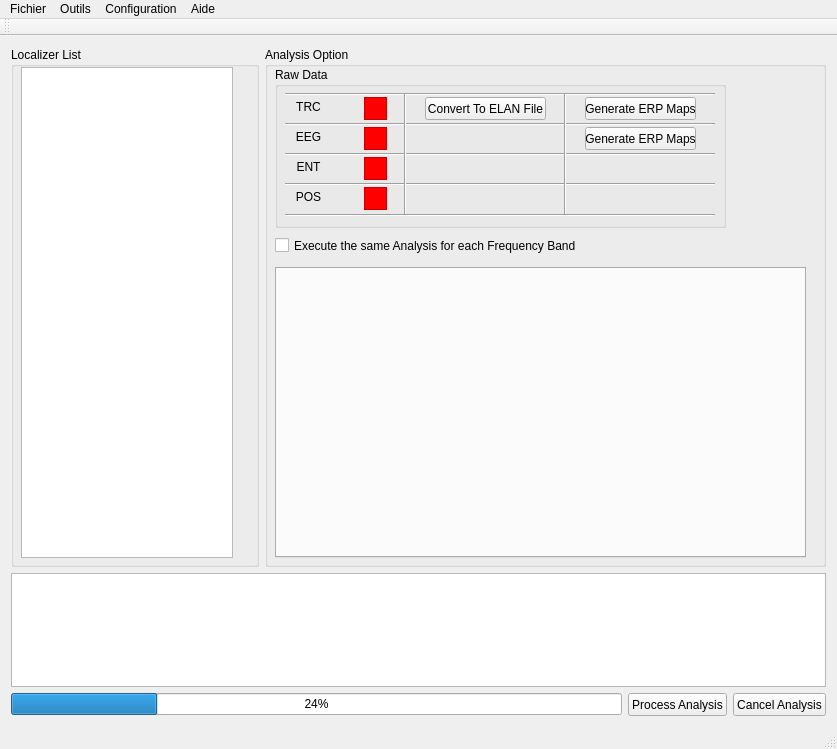
Before: the Qt Designer form Localizer/localizer.ui in CRNL-Eduwell/Localizer, drawn with Qt 5.
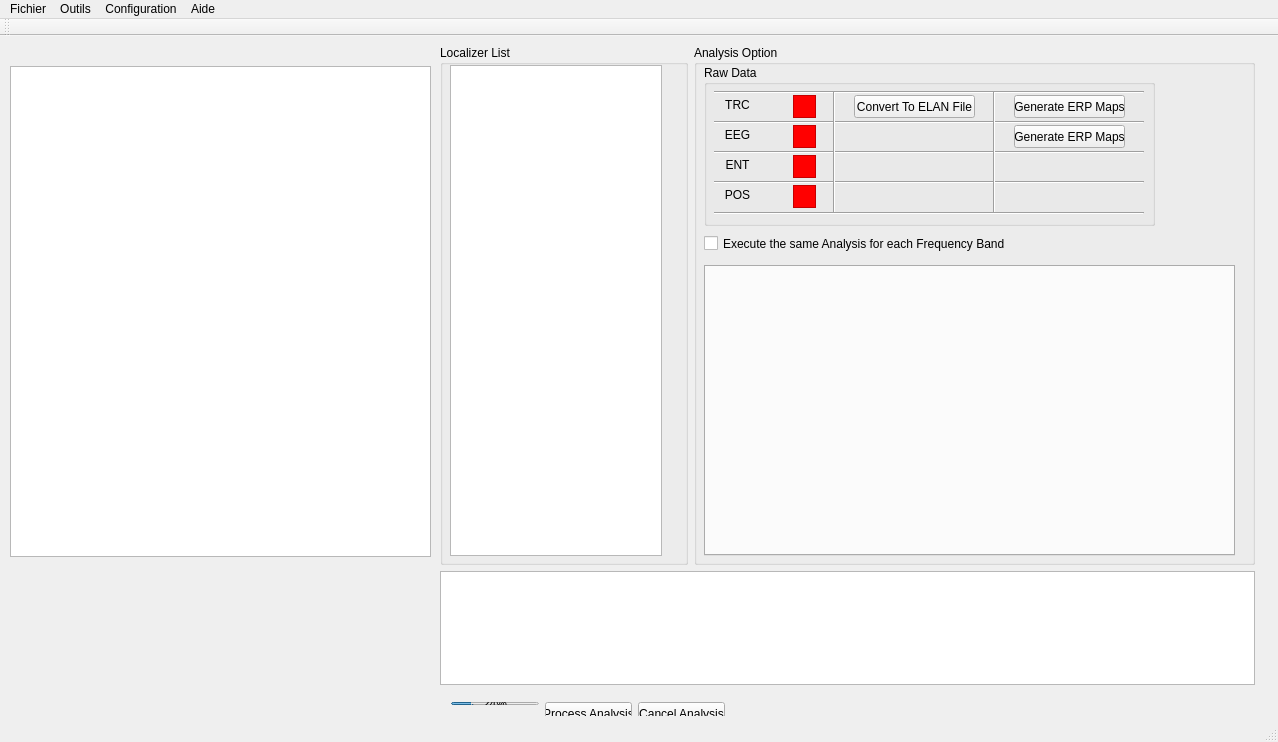
After: the same form once the commit is applied.

Commit message: Début du changement de l'ui pour lancer les analyses

Diff of the .ui file:
```diff
--- a/Localizer/localizer.ui
+++ b/Localizer/localizer.ui
@@ -6,7 +6,7 @@
    <rect>
     <x>0</x>
     <y>0</y>
-    <width>833</width>
+    <width>1278</width>
     <height>742</height>
    </rect>
   </property>
@@ -14,9 +14,15 @@
    <string>Localizer</string>
   </property>
   <widget class="QWidget" name="centralWidget">
-   <layout class="QGridLayout" name="gridLayout">
-    <item row="0" column="0">
      <widget class="QGroupBox" name="trcGroupBox">
+    <property name="geometry">
+     <rect>
+      <x>440</x>
+      <y>9</y>
+      <width>248</width>
+      <height>520</height>
+     </rect>
+    </property>
       <property name="minimumSize">
        <size>
         <width>248</width>
@@ -61,9 +67,15 @@
        </property>
       </widget>
      </widget>
-    </item>
-    <item row="0" column="1">
      <widget class="QGroupBox" name="analysisGroupBox">
+    <property name="geometry">
+     <rect>
+      <x>694</x>
+      <y>9</y>
+      <width>561</width>
+      <height>520</height>
+     </rect>
+    </property>
       <property name="minimumSize">
        <size>
         <width>561</width>
@@ -411,9 +423,15 @@
        </property>
       </widget>
      </widget>
-    </item>
-    <item row="1" column="0" colspan="2">
      <widget class="QTextBrowser" name="messageDisplayer">
+    <property name="geometry">
+     <rect>
+      <x>440</x>
+      <y>535</y>
+      <width>815</width>
+      <height>114</height>
+     </rect>
+    </property>
       <property name="minimumSize">
        <size>
         <width>815</width>
@@ -421,8 +439,28 @@
        </size>
       </property>
      </widget>
-    </item>
-    <item row="2" column="0" colspan="2">
+   <widget class="QTreeView" name="FileTreeView">
+    <property name="geometry">
+     <rect>
+      <x>10</x>
+      <y>30</y>
+      <width>421</width>
+      <height>491</height>
+     </rect>
+    </property>
+    <property name="selectionMode">
+     <enum>QAbstractItemView::ExtendedSelection</enum>
+    </property>
+   </widget>
+   <widget class="QWidget" name="layoutWidget">
+    <property name="geometry">
+     <rect>
+      <x>440</x>
+      <y>655</y>
+      <width>296</width>
+      <height>25</height>
+     </rect>
+    </property>
      <layout class="QHBoxLayout" name="horizontalLayout">
       <item>
        <widget class="QProgressBar" name="progressBar">
@@ -458,15 +496,14 @@
        </widget>
       </item>
      </layout>
-    </item>
-   </layout>
+   </widget>
   </widget>
   <widget class="QMenuBar" name="menuBar">
    <property name="geometry">
     <rect>
      <x>0</x>
      <y>0</y>
-     <width>833</width>
+     <width>1278</width>
      <height>21</height>
     </rect>
    </property>
```
Lines whose indentation alone changed are shown as unchanged. The commit also changes 2 other files.
